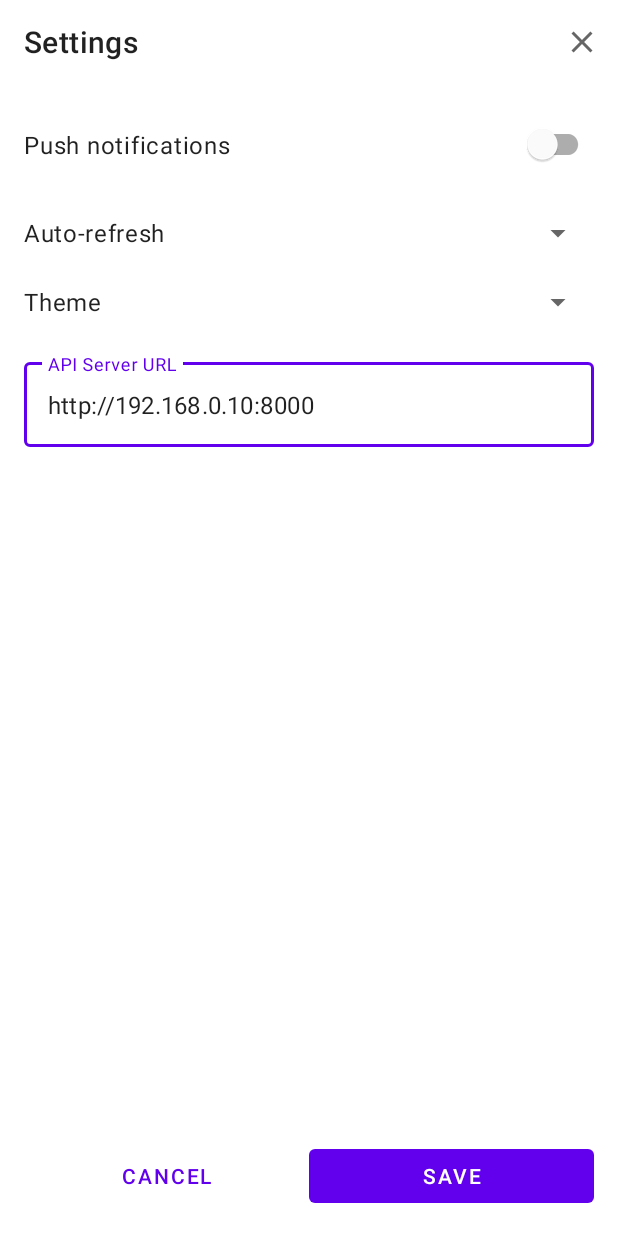
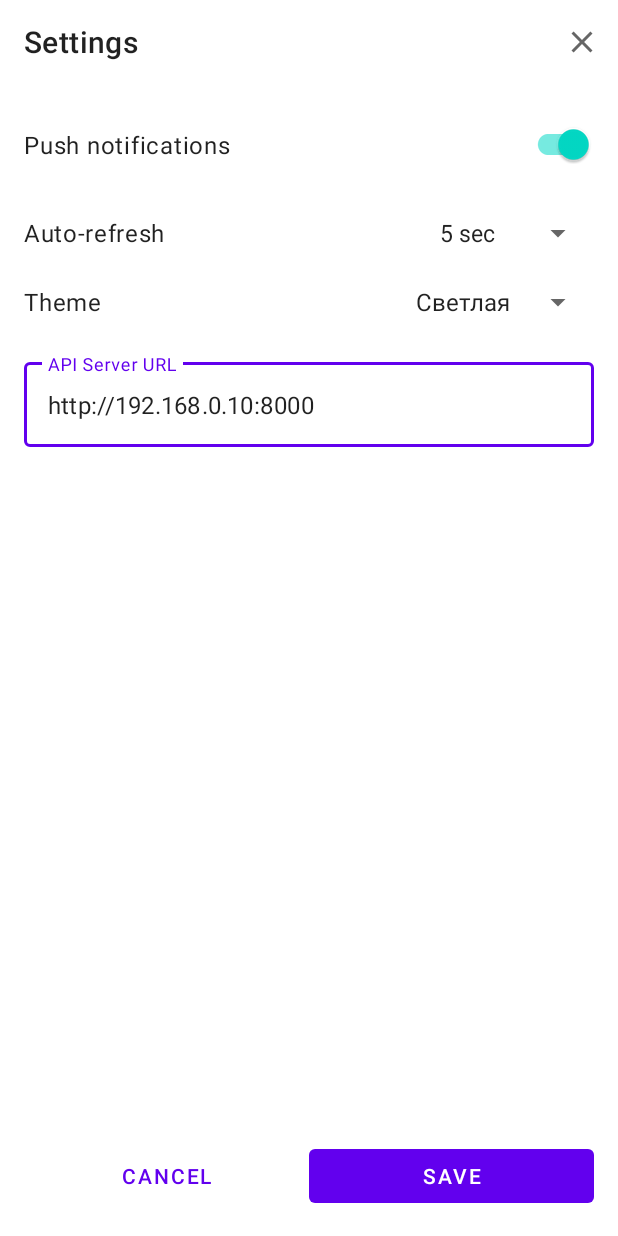
Before and after one commit to andychinaski/RaspberryNoiseMonitoring, an Android app: the screen it shows after launch (MainActivity), after a tap on "Settings", on a phone screen of 412 x 824 dp. Run offline under Robolectric (Android 15) with nearby library versions, the phone set to English and light mode, and no system bars.

Commit message:
Добавил логику в настройки

```diff
--- a/mobile/NoiseMonitor/app/src/main/java/com/example/noisemonitor/MainActivity.java
+++ b/mobile/NoiseMonitor/app/src/main/java/com/example/noisemonitor/MainActivity.java
@@ -1,11 +1,14 @@
 package com.example.noisemonitor;
 
+import android.content.Context;
+import android.content.SharedPreferences;
 import android.os.Bundle;
 import android.view.Menu;
 import android.view.MenuItem;
 
 import androidx.annotation.NonNull;
 import androidx.appcompat.app.AppCompatActivity;
+import androidx.appcompat.app.AppCompatDelegate;
 import androidx.appcompat.widget.Toolbar;
 import androidx.fragment.app.Fragment;
 
@@ -17,9 +20,14 @@ import com.example.noisemonitor.ui.SettingsDialogFragment;
 import com.google.android.material.bottomnavigation.BottomNavigationView;
 
 public class MainActivity extends AppCompatActivity {
+
+    private static final String PREFS_NAME = "NoiseMonitorPrefs";
+    private static final String KEY_THEME_POSITION = "theme_position";
+
     @Override
     protected void onCreate(Bundle savedInstanceState) {
         super.onCreate(savedInstanceState);
+        applyTheme();
         setContentView(R.layout.activity_main);
 
         Toolbar toolbar = findViewById(R.id.toolbar);
@@ -30,6 +38,16 @@ public class MainActivity extends AppCompatActivity {
 
         if (savedInstanceState == null) {
             getSupportFragmentManager().beginTransaction().replace(R.id.fragment_container, new MonitorFragment()).commit();
+        }
+    }
+
+    private void applyTheme() {
+        SharedPreferences prefs = getSharedPreferences(PREFS_NAME, Context.MODE_PRIVATE);
+        int themePosition = prefs.getInt(KEY_THEME_POSITION, 0); // 0 for Светлая, 1 for Темная
+        if (themePosition == 0) {
+            AppCompatDelegate.setDefaultNightMode(AppCompatDelegate.MODE_NIGHT_NO);
+        } else {
+            AppCompatDelegate.setDefaultNightMode(AppCompatDelegate.MODE_NIGHT_YES);
         }
     }
 
--- a/mobile/NoiseMonitor/app/src/main/java/com/example/noisemonitor/ui/SettingsDialogFragment.java
+++ b/mobile/NoiseMonitor/app/src/main/java/com/example/noisemonitor/ui/SettingsDialogFragment.java
@@ -1,18 +1,36 @@
 package com.example.noisemonitor.ui;
 
+import android.content.Context;
+import android.content.SharedPreferences;
 import android.os.Bundle;
 import android.view.LayoutInflater;
 import android.view.View;
 import android.view.ViewGroup;
+import android.widget.ArrayAdapter;
+import android.widget.Spinner;
 
 import androidx.annotation.NonNull;
 import androidx.annotation.Nullable;
+import androidx.appcompat.app.AppCompatDelegate;
 import androidx.appcompat.widget.Toolbar;
 import androidx.fragment.app.DialogFragment;
 
 import com.example.noisemonitor.R;
+import com.google.android.material.switchmaterial.SwitchMaterial;
+import com.google.android.material.textfield.TextInputEditText;
 
 public class SettingsDialogFragment extends DialogFragment {
+
+    private static final String PREFS_NAME = "NoiseMonitorPrefs";
+    private static final String KEY_PUSH_NOTIFICATIONS = "push_notifications";
+    private static final String KEY_AUTO_REFRESH_POSITION = "auto_refresh_position";
+    private static final String KEY_THEME_POSITION = "theme_position";
+    private static final String KEY_API_URL = "api_url";
+
+    private SwitchMaterial switchPush;
+    private Spinner spinnerAutoRefresh;
+    private Spinner spinnerTheme;
+    private TextInputEditText inputApiUrl;
 
     @Override
     public void onCreate(@Nullable Bundle savedInstanceState) {
@@ -30,6 +48,20 @@ public class SettingsDialogFragment extends DialogFragment {
     public void onViewCreated(@NonNull View view, @Nullable Bundle savedInstanceState) {
         super.onViewCreated(view, savedInstanceState);
 
+        setupToolbar(view);
+        bindViews(view);
+        setupSpinners();
+
+        loadSettings();
+
+        view.findViewById(R.id.button_cancel).setOnClickListener(v -> dismiss());
+        view.findViewById(R.id.button_save).setOnClickListener(v -> {
+            saveSettings();
+            dismiss();
+        });
+    }
+
+    private void setupToolbar(View view) {
         Toolbar toolbar = view.findViewById(R.id.toolbar_settings);
         toolbar.inflateMenu(R.menu.settings_menu);
         toolbar.setOnMenuItemClickListener(item -> {
@@ -39,11 +71,54 @@ public class SettingsDialogFragment extends DialogFragment {
             }
             return false;
         });
+    }
 
-        view.findViewById(R.id.button_cancel).setOnClickListener(v -> dismiss());
-        view.findViewById(R.id.button_save).setOnClickListener(v -> {
-            // Add save logic here
-            dismiss();
-        });
+    private void bindViews(View view) {
+        switchPush = view.findViewById(R.id.switch_push);
+        spinnerAutoRefresh = view.findViewById(R.id.spinner_auto_refresh);
+        spinnerTheme = view.findViewById(R.id.spinner_theme);
+        inputApiUrl = view.findViewById(R.id.input_edit_text_api_url);
+    }
+
+    private void setupSpinners() {
+        // Auto-refresh spinner
+        ArrayAdapter<CharSequence> refreshAdapter = ArrayAdapter.createFromResource(requireContext(),
+                R.array.auto_refresh_entries, android.R.layout.simple_spinner_item);
+        refreshAdapter.setDropDownViewResource(android.R.layout.simple_spinner_dropdown_item);
+        spinnerAutoRefresh.setAdapter(refreshAdapter);
+
+        // Theme spinner
+        ArrayAdapter<CharSequence> themeAdapter = ArrayAdapter.createFromResource(requireContext(),
+                R.array.theme_entries, android.R.layout.simple_spinner_item);
+        themeAdapter.setDropDownViewResource(android.R.layout.simple_spinner_dropdown_item);
+        spinnerTheme.setAdapter(themeAdapter);
+    }
+
+    private void loadSettings() {
+        SharedPreferences prefs = requireActivity().getSharedPreferences(PREFS_NAME, Context.MODE_PRIVATE);
+
+        switchPush.setChecked(prefs.getBoolean(KEY_PUSH_NOTIFICATIONS, true)); // Default to ON
+        spinnerAutoRefresh.setSelection(prefs.getInt(KEY_AUTO_REFRESH_POSITION, 1)); // Default to "5 sec"
+        spinnerTheme.setSelection(prefs.getInt(KEY_THEME_POSITION, 0)); // Default to "Светлая"
+        inputApiUrl.setText(prefs.getString(KEY_API_URL, getString(R.string.api_server_url_hint)));
+    }
+
+    private void saveSettings() {
+        SharedPreferences.Editor editor = requireActivity().getSharedPreferences(PREFS_NAME, Context.MODE_PRIVATE).edit();
+
+        editor.putBoolean(KEY_PUSH_NOTIFICATIONS, switchPush.isChecked());
+        editor.putInt(KEY_AUTO_REFRESH_POSITION, spinnerAutoRefresh.getSelectedItemPosition());
+        editor.putInt(KEY_THEME_POSITION, spinnerTheme.getSelectedItemPosition());
+        editor.putString(KEY_API_URL, inputApiUrl.getText().toString());
+
+        editor.apply();
+
+        // Apply theme immediately
+        int themePosition = spinnerTheme.getSelectedItemPosition();
+        if (themePosition == 0) {
+            AppCompatDelegate.setDefaultNightMode(AppCompatDelegate.MODE_NIGHT_NO);
+        } else {
+            AppCompatDelegate.setDefaultNightMode(AppCompatDelegate.MODE_NIGHT_YES);
+        }
     }
 }
--- a/mobile/NoiseMonitor/app/src/main/res/values/strings.xml
+++ b/mobile/NoiseMonitor/app/src/main/res/values/strings.xml
@@ -8,4 +8,17 @@
     <string name="theme">Theme</string>
     <string name="api_server_url">API Server URL</string>
     <string name="api_server_url_hint">http://192.168.0.10:8000</string>
+
+    <string-array name="auto_refresh_entries">
+        <item>none</item>
+        <item>5 sec</item>
+        <item>10 sec</item>
+        <item>20 sec</item>
+        <item>30 sec</item>
+    </string-array>
+
+    <string-array name="theme_entries">
+        <item>Светлая</item>
+        <item>Темная</item>
+    </string-array>
 </resources>
```
Also changed, not shown: 1 other file.
